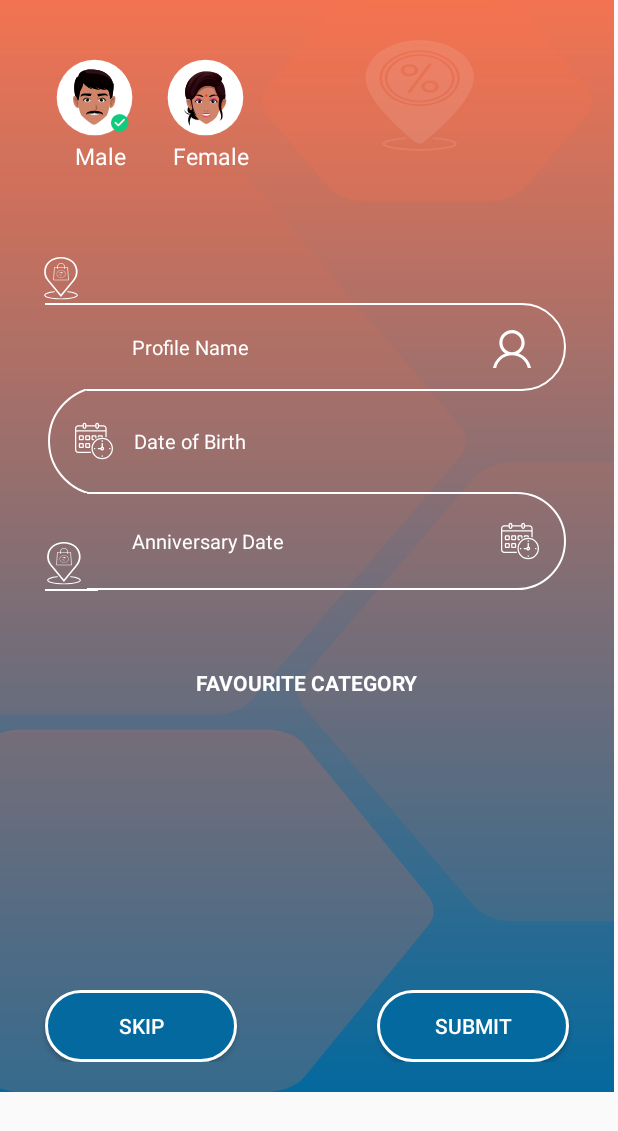
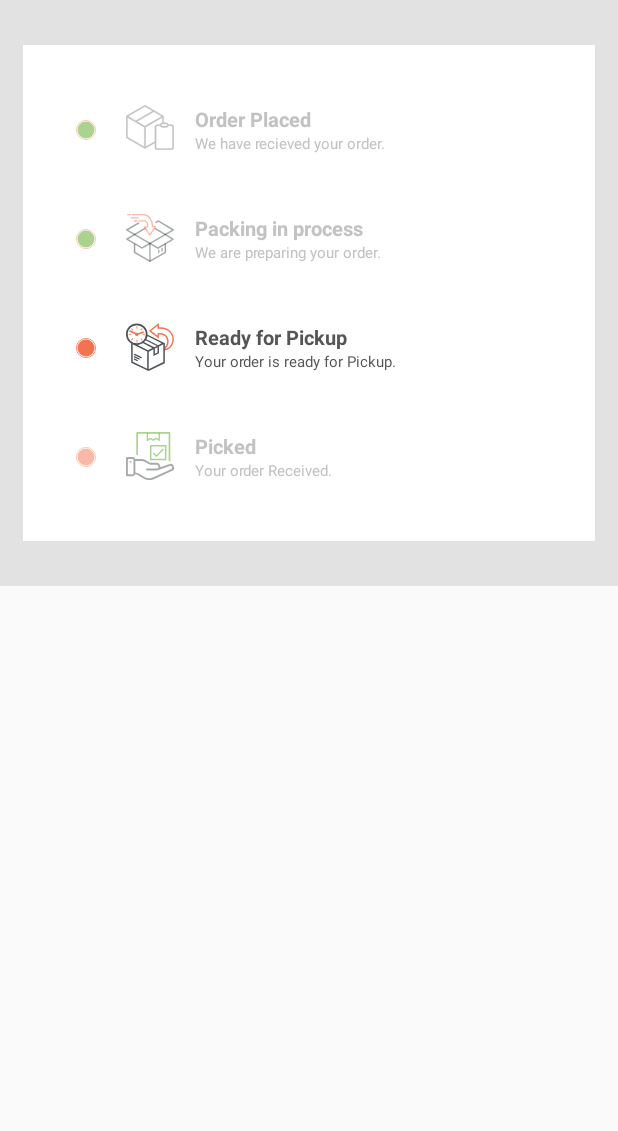
Before and after one commit to prakashreddyofferly/FirstProject, an Android app: the screen it shows after launch (MainActivity), on a phone screen of 412 x 824 dp. Shown: the top 1131 px of the screen. Run offline under Robolectric (Android 15) with nearby library versions, the phone set to English and light mode, and no system bars.

Commit message:
added order tracking screen

```diff
--- a/app/src/main/java/com/example/firstproject/MainActivity.kt
+++ b/app/src/main/java/com/example/firstproject/MainActivity.kt
@@ -7,6 +7,6 @@ class MainActivity : AppCompatActivity() {
 
     override fun onCreate(savedInstanceState: Bundle?) {
         super.onCreate(savedInstanceState)
-        setContentView(R.layout.activity_main_2)
+        setContentView(R.layout.activity_order)
     }
 }
--- /dev/null
+++ b/app/src/main/res/drawable/ic_group_15779.xml
@@ -0,0 +1,53 @@
+<vector xmlns:android="http://schemas.android.com/apk/res/android"
+    android:width="32.032dp"
+    android:height="31.45dp"
+    android:viewportWidth="32.032"
+    android:viewportHeight="31.45">
+  <path
+      android:pathData="M16.5,8.47L26.5,8.47A0.5,0.5 0,0 1,27 8.97L27,17.97A0.5,0.5 0,0 1,26.5 18.47L16.5,18.47A0.5,0.5 0,0 1,16 17.97L16,8.97A0.5,0.5 0,0 1,16.5 8.47z"
+      android:strokeAlpha="0.5"
+      android:strokeWidth="1"
+      android:fillColor="#fff"
+      android:strokeColor="#00000000"
+      android:fillAlpha="0.5"/>
+  <path
+      android:pathData="M16.5,8.97h10v9h-10z"
+      android:strokeAlpha="0.5"
+      android:strokeWidth="1"
+      android:fillColor="#00000000"
+      android:strokeColor="#59a51f"
+      android:fillAlpha="0.5"/>
+  <path
+      android:pathData="M13.7981,1.05a0.47,0.47 0,0 1,0.94 0v3.616l1.463,-0.827a0.468,0.468 0,0 1,0.481 0.013h0l1.486,0.946 1.763,-0.992a0.47,0.47 0,0 1,0.483 0.014l1.282,0.762L21.6958,1.05a0.47,0.47 0,0 1,0.94 0v4.357h0a0.462,0.462 0,0 1,-0.065 0.239,0.469 0.469,0 0,1 -0.643,0.165l-1.773,-1.053 -1.77,1h0a0.468,0.468 0,0 1,-0.48 -0.014l-1.487,-0.946 -1.877,1.061a0.47,0.47 0,0 1,-0.741 -0.385Z"
+      android:strokeAlpha="0.5"
+      android:fillColor="#59a51f"
+      android:fillAlpha="0.5"/>
+  <path
+      android:pathData="M3.128,18.937a0.625,0.625 0,1 0,0.626 0.625A0.626,0.626 0,0 0,3.128 18.937ZM3.128,18.937Z"
+      android:strokeAlpha="0.5"
+      android:fillColor="#4e5255"
+      android:fillType="evenOdd"
+      android:fillAlpha="0.5"/>
+  <path
+      android:pathData="M28.755,21.1069l-5.9,2.027a2.5,2.5 0,0 0,-2.462 -2.946L16.344,20.1879a0.627,0.627 0,0 1,-0.307 -0.081l-3.305,-1.859a4.379,4.379 0,0 0,-2.148 -0.563L6.149,17.685a1.879,1.879 0,0 0,-1.769 -1.251L0.626,16.434a0.625,0.625 0,0 0,-0.626 0.625v11.261a0.626,0.626 0,0 0,0.626 0.626L4.38,28.946a1.881,1.881 0,0 0,1.751 -1.2,5.716 5.716,0 0,1 2.043,0.606l3.272,1.963a7.974,7.974 0,0 0,7.4 0.422l11.677,-5.141a2.412,2.412 0,0 0,-1.771 -4.487h0ZM5.005,27.0749a0.627,0.627 0,0 1,-0.626 0.623L1.251,27.6979v-10.01L4.38,17.6879a0.626,0.626 0,0 1,0.626 0.625ZM30.05,24.4379 L30.03,24.446 18.33,29.5959a6.722,6.722 0,0 1,-6.245 -0.355L8.817,27.2751a6.9,6.9 0,0 0,-2.561 -0.779v-7.56h4.327a3.13,3.13 0,0 1,1.534 0.4l3.305,1.859a1.876,1.876 0,0 0,0.921 0.242L20.4,21.4367a1.251,1.251 0,1 1,0 2.5h-6.36a0.625,0.625 0,1 0,0 1.25L20.4,25.1867a2.5,2.5 0,0 0,1.173 -0.292l7.607,-2.615a1.161,1.161 0,1 1,0.876 2.151h0ZM30.051,24.436Z"
+      android:strokeAlpha="0.5"
+      android:fillColor="#4e5255"
+      android:fillType="evenOdd"
+      android:fillAlpha="0.5"/>
+  <path
+      android:pathData="M7.9861,1.128h20.463v17.8l1.128,0.209L29.5771,0.564a0.564,0.564 0,0 0,-0.564 -0.564h-21.591a0.564,0.564 0,0 0,-0.564 0.564L6.8583,14.938l1.128,0.209L7.9863,1.128Z"
+      android:strokeAlpha="0.5"
+      android:fillColor="#59a51f"
+      android:fillType="evenOdd"
+      android:fillAlpha="0.5"/>
+  <path
+      android:pathData="M20.28,15.208 L18.554,13.487 17.98,14.064l2.3,2.3 4.918,-4.918L24.619,10.864Z"
+      android:strokeAlpha="0.5"
+      android:strokeLineJoin="round"
+      android:strokeWidth="0.1"
+      android:fillColor="#59a51f"
+      android:fillType="evenOdd"
+      android:strokeColor="#59a51f"
+      android:fillAlpha="0.5"
+      android:strokeLineCap="round"/>
+</vector>
--- /dev/null
+++ b/app/src/main/res/drawable/ic_group_16111.xml
@@ -0,0 +1,18 @@
+<vector xmlns:android="http://schemas.android.com/apk/res/android"
+    android:width="12dp"
+    android:height="12dp"
+    android:viewportWidth="13"
+    android:viewportHeight="13">
+  <path
+      android:pathData="M6.5,6.5m-5.5,0a5.5,5.5 0,1 1,11 0a5.5,5.5 0,1 1,-11 0"
+      android:strokeAlpha="0.5"
+      android:fillColor="#59a51f"
+      android:fillAlpha="0.5"/>
+  <path
+      android:pathData="M6.5,6.5m-6.25,0a6.25,6.25 0,1 1,12.5 0a6.25,6.25 0,1 1,-12.5 0"
+      android:strokeAlpha="0.5"
+      android:strokeWidth="0.5"
+      android:fillColor="#00000000"
+      android:strokeColor="#f37351"
+      android:fillAlpha="0.5"/>
+</vector>
--- /dev/null
+++ b/app/src/main/res/drawable/ic_group_16114.xml
@@ -0,0 +1,14 @@
+<vector xmlns:android="http://schemas.android.com/apk/res/android"
+    android:width="13dp"
+    android:height="13dp"
+    android:viewportWidth="13"
+    android:viewportHeight="13">
+  <path
+      android:pathData="M6.5,6.5m-5.5,0a5.5,5.5 0,1 1,11 0a5.5,5.5 0,1 1,-11 0"
+      android:fillColor="#f37351"/>
+  <path
+      android:pathData="M6.5,6.5m-6.25,0a6.25,6.25 0,1 1,12.5 0a6.25,6.25 0,1 1,-12.5 0"
+      android:strokeWidth="0.5"
+      android:fillColor="#00000000"
+      android:strokeColor="#f37351"/>
+</vector>
--- /dev/null
+++ b/app/src/main/res/drawable/ic_group_16115.xml
@@ -0,0 +1,18 @@
+<vector xmlns:android="http://schemas.android.com/apk/res/android"
+    android:width="13dp"
+    android:height="13dp"
+    android:viewportWidth="13"
+    android:viewportHeight="13">
+  <path
+      android:pathData="M6.5,6.5m-5.5,0a5.5,5.5 0,1 1,11 0a5.5,5.5 0,1 1,-11 0"
+      android:strokeAlpha="0.5"
+      android:fillColor="#f37351"
+      android:fillAlpha="0.5"/>
+  <path
+      android:pathData="M6.5,6.5m-6.25,0a6.25,6.25 0,1 1,12.5 0a6.25,6.25 0,1 1,-12.5 0"
+      android:strokeAlpha="0.5"
+      android:strokeWidth="0.5"
+      android:fillColor="#00000000"
+      android:strokeColor="#f37351"
+      android:fillAlpha="0.5"/>
+</vector>
--- /dev/null
+++ b/app/src/main/res/drawable/ic_package.xml
@@ -0,0 +1,90 @@
+<vector xmlns:android="http://schemas.android.com/apk/res/android"
+    android:width="32.719dp"
+    android:height="32.654dp"
+    android:viewportWidth="32.719"
+    android:viewportHeight="32.654">
+  <path
+      android:pathData="M26.375,18.242q0,-0.49 0,-0.979a6.432,6.432 0,0 0,1.629 -7.146c-1.038,-2.415 -2.947,-2.938 -5.987,-2.752q-0.04,1.119 -0.08,2.238l-5.609,-4.195 5.6,-4.4q0.035,1.2 0.069,2.4c4.134,-0.2 7.327,1 8.941,3.6a7.939,7.939 0,0 1,0.067 8.088,6.5 6.5,0 0,1 -4.63,3.153Z"
+      android:strokeWidth="1"
+      android:fillColor="#00000000"
+      android:fillType="evenOdd"
+      android:strokeColor="#f37351"/>
+  <path
+      android:pathData="M3.567,27.012l11.807,5.642 11.064,-5.352 0.048,-13.559L14.747,8.019l-11.255,5.857Z"
+      android:fillColor="#4e5255"
+      android:fillType="evenOdd"/>
+  <path
+      android:pathData="M5.567,13.746l9.411,4.793 3,-1.478 -9.257,-4.857Z"
+      android:fillColor="#fefefe"
+      android:fillType="evenOdd"/>
+  <path
+      android:pathData="M4.568,26.391 L4.535,14.423l9.943,5.01 -0.048,11.726Z"
+      android:fillColor="#fefefe"
+      android:fillType="evenOdd"/>
+  <path
+      android:pathData="M12.485,10.406l9.411,4.793 1.223,-0.7 1.184,-0.7 -9.376,-4.777Z"
+      android:fillColor="#fefefe"
+      android:fillType="evenOdd"/>
+  <path
+      android:pathData="M9.702,11.718l9.57,4.793 1.829,-0.8 -9.752,-4.983Z"
+      android:fillColor="#fefefe"
+      android:fillType="evenOdd"/>
+  <path
+      android:pathData="M7.336,7.646m-7.336,0a7.336,7.336 0,1 1,14.672 0a7.336,7.336 0,1 1,-14.672 0"
+      android:fillColor="#4e5255"/>
+  <path
+      android:pathData="M15.461,31.452l0.047,-11.961 3.168,-1.586 0.043,4.5 3.745,-1.795 0,-4.668 2.993,-1.5 -0.007,12.08Z"
+      android:fillColor="#fefefe"
+      android:fillType="evenOdd"/>
+  <path
+      android:pathData="M19.691,20.853l0.007,-3.516 1.755,-0.868 0,3.52Z"
+      android:fillColor="#fefefe"
+      android:fillType="evenOdd"/>
+  <path
+      android:pathData="M5.9583,20.9758L10.5227,23.1069A0.4439,0.4439 70.0273,0 1,10.7371 23.697L10.7367,23.6979A0.4439,0.4439 70.0273,0 1,10.1466 23.9123L5.5822,21.7812A0.4439,0.4439 70.0273,0 1,5.3678 21.1912L5.3682,21.1903A0.4439,0.4439 70.0273,0 1,5.9583 20.9758z"
+      android:fillColor="#4e5255"/>
+  <path
+      android:pathData="M5.9583,22.6048L9.1809,24.1094A0.4439,0.4439 70.0273,0 1,9.3954 24.6995L9.3949,24.7004A0.4439,0.4439 70.0273,0 1,8.8049 24.9149L5.5822,23.4102A0.4439,0.4439 70.0273,0 1,5.3678 22.8202L5.3682,22.8193A0.4439,0.4439 70.0273,0 1,5.9583 22.6048z"
+      android:fillColor="#4e5255"/>
+  <path
+      android:pathData="M5.9583,24.2348L7.8382,25.1125A0.4439,0.4439 70.0273,0 1,8.0527 25.7026L8.0522,25.7035A0.4439,0.4439 70.0273,0 1,7.4622 25.918L5.5822,25.0402A0.4439,0.4439 70.0273,0 1,5.3678 24.4502L5.3682,24.4493A0.4439,0.4439 70.0273,0 1,5.9583 24.2348z"
+      android:fillColor="#4e5255"/>
+  <path
+      android:pathData="M7.336,7.646m-6.182,0a6.182,6.182 0,1 1,12.364 0a6.182,6.182 0,1 1,-12.364 0"
+      android:fillColor="#fefefe"/>
+  <path
+      android:pathData="M7.427,2.159L7.427,2.159A0.29,0.29 0,0 1,7.717 2.449L7.717,3.608A0.29,0.29 0,0 1,7.427 3.898L7.427,3.898A0.29,0.29 0,0 1,7.137 3.608L7.137,2.449A0.29,0.29 0,0 1,7.427 2.159z"
+      android:fillColor="#f37351"/>
+  <path
+      android:pathData="M12.137,6.04h0a0.557,0.557 0,0 1,-0.332 0.711l-3.581,1.3a0.557,0.557 0,0 1,-0.711 -0.332h0a0.556,0.556 0,0 1,0.332 -0.711l3.581,-1.3a0.557,0.557 0,0 1,0.711 0.332Z"
+      android:fillColor="#f37351"
+      android:fillType="evenOdd"/>
+  <path
+      android:pathData="M2.188,5.207h0a0.557,0.557 0,0 1,0.739 -0.265l4.452,2.1a0.557,0.557 0,0 1,0.265 0.739h0a0.557,0.557 0,0 1,-0.739 0.265l-4.452,-2.1A0.557,0.557 0,0 1,2.188 5.207Z"
+      android:fillColor="#f37351"
+      android:fillType="evenOdd"/>
+  <path
+      android:pathData="M7.427,11.568L7.427,11.568A0.29,0.29 0,0 1,7.717 11.858L7.717,13.017A0.29,0.29 0,0 1,7.427 13.307L7.427,13.307A0.29,0.29 0,0 1,7.137 13.017L7.137,11.858A0.29,0.29 0,0 1,7.427 11.568z"
+      android:fillColor="#f37351"/>
+  <path
+      android:pathData="M11.206,7.776L11.206,7.776A0.29,0.29 0,0 1,11.496 7.486L12.656,7.486A0.29,0.29 0,0 1,12.946 7.776L12.946,7.776A0.29,0.29 0,0 1,12.656 8.066L11.496,8.066A0.29,0.29 0,0 1,11.206 7.776z"
+      android:fillColor="#f37351"/>
+  <path
+      android:pathData="M1.776,7.776L1.776,7.776A0.29,0.29 0,0 1,2.066 7.486L3.226,7.486A0.29,0.29 0,0 1,3.516 7.776L3.516,7.776A0.29,0.29 0,0 1,3.226 8.066L2.066,8.066A0.29,0.29 0,0 1,1.776 7.776z"
+      android:fillColor="#f37351"/>
+  <path
+      android:pathData="M11.1452,3.6614L11.1452,3.6614A0.29,0.29 84.999,0 1,11.1809 4.07L10.4359,4.9578A0.29,0.29 84.999,0 1,10.0274 4.9936L10.0274,4.9936A0.29,0.29 84.999,0 1,9.9916 4.585L10.7366,3.6972A0.29,0.29 84.999,0 1,11.1452 3.6614z"
+      android:fillColor="#f37351"/>
+  <path
+      android:pathData="M10.0272,10.4726L10.0272,10.4726A0.29,0.29 95.001,0 1,10.4357 10.5083L11.1807,11.3962A0.29,0.29 95.001,0 1,11.1449 11.8048L11.1449,11.8048A0.29,0.29 95.001,0 1,10.7364 11.769L9.9914,10.8812A0.29,0.29 95.001,0 1,10.0272 10.4726z"
+      android:fillColor="#f37351"/>
+  <path
+      android:pathData="M4.7048,4.9934L4.7048,4.9934A0.29,0.29 95.001,0 1,4.2963 4.9577L3.5513,4.0698A0.29,0.29 95.001,0 1,3.5871 3.6612L3.5871,3.6612A0.29,0.29 95.001,0 1,3.9956 3.697L4.7406,4.5848A0.29,0.29 95.001,0 1,4.7048 4.9934z"
+      android:fillColor="#f37351"/>
+  <path
+      android:pathData="M3.5868,11.7256L3.5868,11.7256A0.29,0.29 84.999,0 1,3.5511 11.317L4.2961,10.4292A0.29,0.29 84.999,0 1,4.7046 10.3934L4.7046,10.3934A0.29,0.29 84.999,0 1,4.7404 10.802L3.9954,11.6898A0.29,0.29 84.999,0 1,3.5868 11.7256z"
+      android:fillColor="#f37351"/>
+  <path
+      android:pathData="M7.316,7.767m-1.077,0a1.077,1.077 0,1 1,2.154 0a1.077,1.077 0,1 1,-2.154 0"
+      android:fillColor="#f37351"/>
+</vector>
--- /dev/null
+++ b/app/src/main/res/drawable/ic_packing_inprogress.xml
@@ -0,0 +1,83 @@
+<vector xmlns:android="http://schemas.android.com/apk/res/android"
+    android:width="32.028dp"
+    android:height="32.435dp"
+    android:viewportWidth="32.028"
+    android:viewportHeight="32.435">
+  <path
+      android:pathData="M5.485,14.237a0.447,0.447 0,0 1,0.452 -0.771l10.043,5.883 10.043,-5.883a0.447,0.447 0,1 1,0.452 0.771l-10.262,6.011a0.447,0.447 0,0 1,-0.458 0l-10.269,-6.015Z"
+      android:strokeAlpha="0.5"
+      android:strokeWidth="0.1"
+      android:fillColor="#4e5255"
+      android:strokeColor="#4e5255"
+      android:fillAlpha="0.5"/>
+  <path
+      android:pathData="M16.429,31.898a0.448,0.448 0,0 1,-0.9 0L15.529,19.867a0.448,0.448 0,1 1,0.9 0Z"
+      android:strokeAlpha="0.5"
+      android:fillColor="#4e5255"
+      android:fillAlpha="0.5"/>
+  <path
+      android:pathData="M5.477,13.471a0.447,0.447 0,0 1,0.469 0.76l-4.474,2.757 9.227,5.5 5.054,-3a0.448,0.448 0,0 1,0.455 0.771l-5.28,3.137h0a0.446,0.446 0,0 1,-0.455 0l-10.069,-6a0.447,0.447 0,0 1,-0.027 -0.776l5.1,-3.143Z"
+      android:strokeAlpha="0.5"
+      android:strokeWidth="0.1"
+      android:fillColor="#4e5255"
+      android:strokeColor="#4e5255"
+      android:fillAlpha="0.5"/>
+  <path
+      android:pathData="M26.063,14.262a0.447,0.447 0,1 1,0.469 -0.76l5.1,3.143a0.447,0.447 0,0 1,-0.028 0.776l-10.069,6a0.446,0.446 0,0 1,-0.455 0h0l-5.28,-3.137a0.448,0.448 0,1 1,0.455 -0.771l5.054,3 9.227,-5.5 -4.474,-2.757Z"
+      android:strokeAlpha="0.5"
+      android:strokeWidth="0.1"
+      android:fillColor="#4e5255"
+      android:strokeColor="#4e5255"
+      android:fillAlpha="0.5"/>
+  <path
+      android:pathData="M5.941,13.471a0.447,0.447 0,1 1,-0.459 0.767L0.269,11.123a0.447,0.447 0,0 1,0.005 -0.771h0l7.847,-4.574a0.447,0.447 0,1 1,0.448 0.774l-7.191,4.192Z"
+      android:strokeAlpha="0.5"
+      android:strokeWidth="0.1"
+      android:fillColor="#4e5255"
+      android:strokeColor="#4e5255"
+      android:fillAlpha="0.5"/>
+  <path
+      android:pathData="M20.289,6.052a0.447,0.447 0,0 1,-0.469 -0.76l1.525,-0.942a0.447,0.447 0,0 1,0.465 0h0l9.955,6.009a0.448,0.448 0,0 1,-0.033 0.785l-5.253,3.1a0.447,0.447 0,0 1,-0.452 -0.771l4.633,-2.731 -9.08,-5.481Z"
+      android:strokeAlpha="0.5"
+      android:strokeWidth="0.1"
+      android:fillColor="#4e5255"
+      android:strokeColor="#4e5255"
+      android:fillAlpha="0.5"/>
+  <path
+      android:pathData="M21.429,24.417a0.448,0.448 0,1 1,0.9 0v1.659a0.448,0.448 0,0 1,-0.9 0Z"
+      android:strokeAlpha="0.5"
+      android:fillColor="#4e5255"
+      android:fillAlpha="0.5"/>
+  <path
+      android:pathData="M23.581,23.3411a0.448,0.448 0,1 1,0.9 0v1.7a0.448,0.448 0,1 1,-0.9 0Z"
+      android:strokeAlpha="0.5"
+      android:fillColor="#4e5255"
+      android:fillAlpha="0.5"/>
+  <path
+      android:pathData="M19.651,9.506l6.824,4a0.446,0.446 0,0 1,0.221 0.381h-1.341l-6.325,-3.684 0.181,-0.767 0.217,0.006a0.444,0.444 0,0 1,0.223 0.067ZM26.697,20.042v5.876a0.448,0.448 0,0 1,-0.257 0.406l-10.234,5.995a0.447,0.447 0,0 1,-0.458 0L5.486,26.306a0.447,0.447 0,0 1,-0.221 -0.385h0v-5.876h0.9v5.621l9.82,5.753 9.82,-5.753v-5.621h0.9ZM5.262,13.884a0.448,0.448 0,0 1,0.257 -0.4l7.108,-4.164a0.444,0.444 0,0 1,0.238 -0.061l0.218,0.01 0.129,0.894 -0.244,-0.007 -6.367,3.729h-1.34Z"
+      android:strokeAlpha="0.5"
+      android:strokeWidth="0.1"
+      android:fillColor="#4e5255"
+      android:strokeColor="#4e5255"
+      android:fillAlpha="0.5"/>
+  <path
+      android:pathData="M3.469,3.027a0.448,0.448 0,1 1,0 -0.9h4.686a0.448,0.448 0,1 1,0 0.9Z"
+      android:strokeAlpha="0.5"
+      android:fillColor="#f37351"
+      android:fillAlpha="0.5"/>
+  <path
+      android:pathData="M1.229,0.9a0.448,0.448 0,1 1,0 -0.9h1.659a0.448,0.448 0,0 1,0 0.9Z"
+      android:strokeAlpha="0.5"
+      android:fillColor="#f37351"
+      android:fillAlpha="0.5"/>
+  <path
+      android:pathData="M5.586,5.191a0.448,0.448 0,0 1,0 -0.9h1.659a0.448,0.448 0,0 1,0 0.9Z"
+      android:strokeAlpha="0.5"
+      android:fillColor="#f37351"
+      android:fillAlpha="0.5"/>
+  <path
+      android:pathData="M4.343,0.9a0.448,0.448 0,0 1,0 -0.9h7.264q0.2,0 0.4,0.017a6.189,6.189 0,0 1,4.431 2.821,9.274 9.274,0 0,1 1.694,5.156c0,0.029 0,0.058 0,0.087l1.575,0.015a0.447,0.447 0,0 1,0.367 0.7h0l-3.767,5.628a0.447,0.447 0,0 1,-0.741 0h0l-3.744,-5.471a0.448,0.448 0,0 1,0.392 -0.7l1.727,-0.016L13.915,7a1.765,1.765 0,0 0,-0.481 -1.227A2.216,2.216 0,0 0,12.115 5.152a13.157,13.157 0,0 0,-2.23 -0.029c-0.4,0.017 -0.807,0.035 -1.167,0.035a0.448,0.448 0,0 1,0 -0.9c0.407,0 0.769,-0.016 1.132,-0.031a13.776,13.776 0,0 1,2.377 0.037,3.111 3.111,0 0,1 1.858,0.89 2.643,2.643 0,0 1,0.73 1.833l0.029,1.687a0.447,0.447 0,0 1,-0.443 0.45l-1.365,0.013 2.9,4.234 2.939,-4.391 -1.177,-0.011a0.439,0.439 0,0 1,-0.066 0,0.448 0.448,0 0,1 -0.412,-0.482q0.02,-0.239 0.02,-0.494a8.352,8.352 0,0 0,-1.529 -4.641A5.313,5.313 0,0 0,11.936 0.91Q11.777,0.9 11.608,0.9h-7.264Z"
+      android:strokeAlpha="0.5"
+      android:fillColor="#f37351"
+      android:fillAlpha="0.5"/>
+</vector>
--- /dev/null
+++ b/app/src/main/res/drawable/ic_path_22770.xml
@@ -0,0 +1,11 @@
+<vector xmlns:android="http://schemas.android.com/apk/res/android"
+    android:width="32.2dp"
+    android:height="30.027dp"
+    android:viewportWidth="32.2"
+    android:viewportHeight="30.027">
+  <path
+      android:pathData="M30.151,12.955L28.538,12.955a1.589,1.589 0,0 0,-1.517 -1.166L25.3,11.789L25.3,7.577a0.444,0.444 0,0 0,-0.217 -0.393L12.931,0.167a0.449,0.449 0,0 0,-0.451 0L0.325,7.185A0.452,0.452 0,0 0,0.1 7.577L0.1,21.614a0.453,0.453 0,0 0,0.227 0.393l12.156,7.018a0.453,0.453 0,0 0,0.227 0.061,0.477 0.477,0 0,0 0.233,-0.061l6.4,-3.69L19.343,28.002a1.92,1.92 0,0 0,1.936 1.925h8.876A1.931,1.931 0,0 0,32.1 28.002L32.1,14.911A1.956,1.956 0,0 0,30.151 12.955ZM27.037,12.696a0.658,0.658 0,0 1,0.658 0.658v0.044a0.658,0.658 0,0 1,-0.658 0.658L24.4,14.056a0.658,0.658 0,0 1,-0.658 -0.658v-0.044a0.658,0.658 0,0 1,0.658 -0.658ZM12.709,1.083l5.051,2.916L6.512,10.493 1.461,7.572ZM12.278,27.846L1.007,21.352L1.007,8.362l11.271,6.495ZM12.709,14.072l-5.29,-3.054 11.248,-6.494 5.29,3.054ZM19.339,14.912v9.377l-6.154,3.559L13.185,14.856L24.391,8.362v3.428h0.014a1.589,1.589 0,0 0,-1.517 1.166L21.275,12.956A1.946,1.946 0,0 0,19.339 14.911ZM31.193,28.002a1.023,1.023 0,0 1,-1.042 1.018L21.275,29.02a1.012,1.012 0,0 1,-1.029 -1.018L20.246,14.911a1.038,1.038 0,0 1,1.029 -1.048h1.631a1.551,1.551 0,0 0,1.5 1.1h2.615a1.551,1.551 0,0 0,1.5 -1.1h1.631a1.048,1.048 0,0 1,1.042 1.048Z"
+      android:strokeWidth="0.2"
+      android:fillColor="#c2c2c2"
+      android:strokeColor="#c2c2c2"/>
+</vector>
--- /dev/null
+++ b/app/src/main/res/layout/activity_order.xml
@@ -0,0 +1,168 @@
+<?xml version="1.0" encoding="utf-8"?>
+<LinearLayout xmlns:android="http://schemas.android.com/apk/res/android"
+    android:layout_width="match_parent"
+    android:layout_height="wrap_content">
+    <LinearLayout
+        android:layout_width="match_parent"
+        android:layout_height="wrap_content"
+        android:paddingTop="30dp"
+        android:paddingBottom="30dp"
+        android:paddingLeft="15dp"
+        android:paddingRight="15dp"
+        android:background="#e2e2e2"
+        android:orientation="vertical">
+        <LinearLayout
+            android:layout_width="match_parent"
+            android:layout_height="wrap_content"
+            android:background="#FFF"
+            android:paddingTop="40dp"
+            android:paddingBottom="40dp"
+            android:paddingLeft="20dp"
+            android:paddingRight="20dp"
+            android:orientation="vertical">
+            <LinearLayout
+                android:layout_width="match_parent"
+                android:layout_height="wrap_content"
+                android:orientation="horizontal">
+                <View
+                    android:layout_width="13dp"
+                    android:layout_height="13dp"
+                    android:layout_marginLeft="15dp"
+                    android:layout_marginTop="10dp"
+                    android:background="@drawable/ic_group_16111"/>
+                <View
+                    android:layout_height="30dp"
+                    android:layout_width="32dp"
+                    android:layout_marginLeft="20dp"
+                    android:background="@drawable/ic_path_22770"/>
+                <LinearLayout
+                    android:layout_height="wrap_content"
+                    android:layout_width="wrap_content"
+                    android:layout_marginLeft="14dp"
+                    android:orientation="vertical">
+                    <TextView
+                        android:layout_width="wrap_content"
+                        android:layout_height="wrap_content"
+                        android:text="Order Placed"
+                        android:textColor="#c2c2c2"
+                        android:textStyle="bold"
+                        android:textSize="13dp"/>
+                    <TextView
+                        android:layout_height="wrap_content"
+                        android:layout_width="wrap_content"
+                        android:textSize="10sp"
+                        android:textColor="#c2c2c2"
+                        android:text="We have recieved your order."/>
+                </LinearLayout>
+            </LinearLayout>
+            <LinearLayout
+                android:layout_width="wrap_content"
+                android:layout_height="wrap_content"
+                android:layout_marginTop="40dp"
+                android:orientation="horizontal">
+                <View
+                    android:layout_width="13dp"
+                    android:layout_height="13dp"
+                    android:layout_marginLeft="15dp"
+                    android:layout_marginTop="10dp"
+                    android:background="@drawable/ic_group_16111"/>
+                <View
+                    android:layout_height="32dp"
+                    android:layout_width="32dp"
+                    android:layout_marginLeft="20dp"
+                    android:background="@drawable/ic_packing_inprogress"/>
+                <LinearLayout
+                    android:layout_height="wrap_content"
+                    android:layout_width="wrap_content"
+                    android:layout_marginLeft="14dp"
+                    android:orientation="vertical">
+                    <TextView
+                        android:layout_width="wrap_content"
+                        android:layout_height="wrap_content"
+                        android:text="Packing in process"
+                        android:textStyle="bold"
+                        android:textColor="#c2c2c2"
+                        android:textSize="13dp"/>
+                    <TextView
+                        android:layout_height="wrap_content"
+                        android:layout_width="wrap_content"
+                        android:textSize="10dp"
+                        android:textColor="#c2c2c2"
+                        android:text="We are preparing your order."/>
+                </LinearLayout>
+            </LinearLayout>
+            <LinearLayout
+                android:layout_width="wrap_content"
+                android:layout_height="wrap_content"
+                android:layout_marginTop="40dp"
+                android:orientation="horizontal">
+                <View
+                    android:layout_width="13dp"
+                    android:layout_height="13dp"
+                    android:layout_marginLeft="15dp"
+                    android:layout_marginTop="10dp"
+                    android:background="@drawable/ic_group_16114"/>
+                <View
+                    android:layout_height="32dp"
+                    android:layout_width="32dp"
+                    android:layout_marginLeft="20dp"
+                    android:background="@drawable/ic_package"/>
+                <LinearLayout
+                    android:layout_height="wrap_content"
+                    android:layout_width="wrap_content"
+                    android:layout_marginLeft="14dp"
+                    android:orientation="vertical">
+                    <TextView
+                        android:layout_width="wrap_content"
+                        android:layout_height="wrap_content"
+                        android:textStyle="bold"
+                        android:text="Ready for Pickup"
+                        android:textColor="#555"
+                        android:textSize="13dp"/>
+                    <TextView
+                        android:layout_height="wrap_content"
+                        android:layout_width="wrap_content"
+                        android:textSize="10dp"
+                        android:textColor="#555"
+                        android:text="Your order is ready for Pickup."/>
+                </LinearLayout>
+            </LinearLayout>
+            <LinearLayout
+                android:layout_width="wrap_content"
+                android:layout_height="wrap_content"
+                android:layout_marginTop="40dp"
+                android:orientation="horizontal">
+                <View
+                    android:layout_width="13dp"
+                    android:layout_height="13dp"
+                    android:layout_marginLeft="15dp"
+                    android:layout_marginTop="10dp"
+                    android:background="@drawable/ic_group_16115"/>
+                <View
+                    android:layout_height="32dp"
+                    android:layout_width="32dp"
+                    android:layout_marginLeft="20dp"
+                    android:background="@drawable/ic_group_15779"/>
+                <LinearLayout
+                    android:layout_height="wrap_content"
+                    android:layout_width="wrap_content"
+                    android:layout_marginLeft="14dp"
+                    android:orientation="vertical">
+                    <TextView
+                        android:layout_width="wrap_content"
+                        android:layout_height="wrap_content"
+                        android:textStyle="bold"
+                        android:text="Picked"
+                        android:textColor="#c2c2c2"
+                        android:textSize="13dp"/>
+                    <TextView
+                        android:layout_height="wrap_content"
+                        android:layout_width="wrap_content"
+                        android:text="Your order Received."
+                        android:textColor="#c2c2c2"
+                        android:textSize="10dp"/>
+                </LinearLayout>
+            </LinearLayout>
+        </LinearLayout>
+    </LinearLayout>
+</LinearLayout>
```
